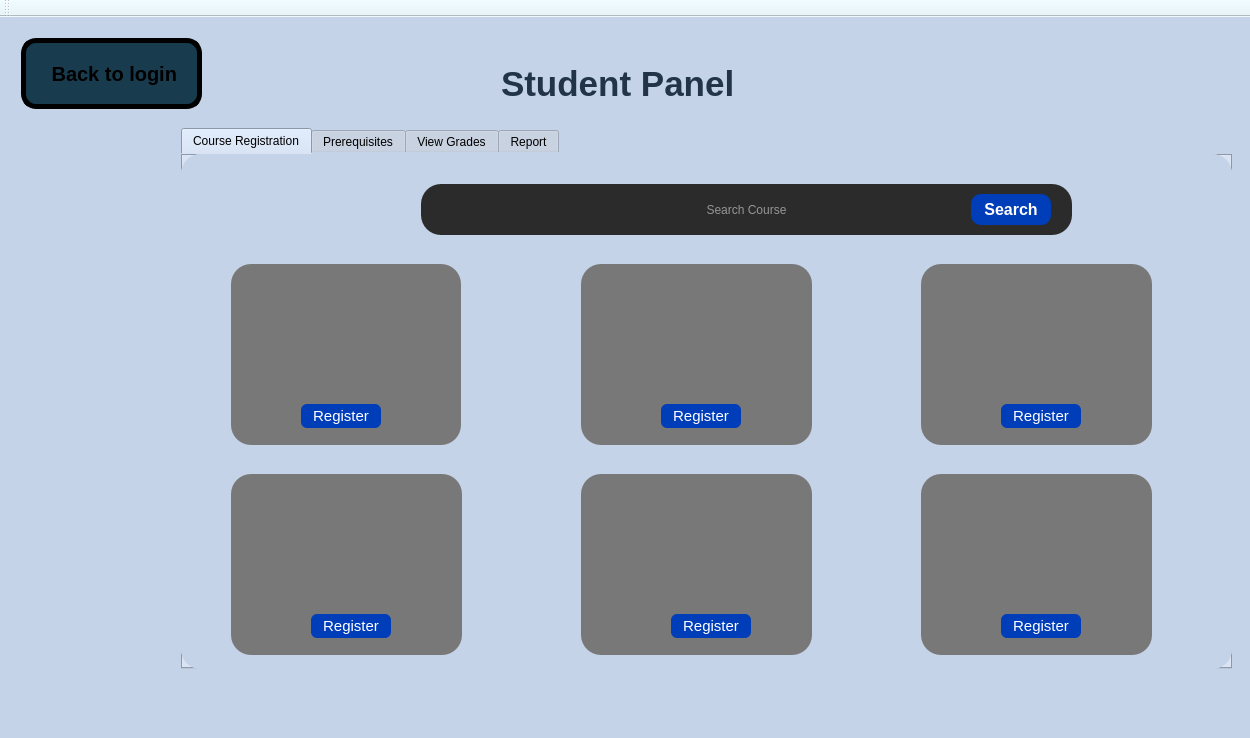
Old version of the form Coursify.ui in the repository Ahmed-ElGoharyy/Coursifyy.
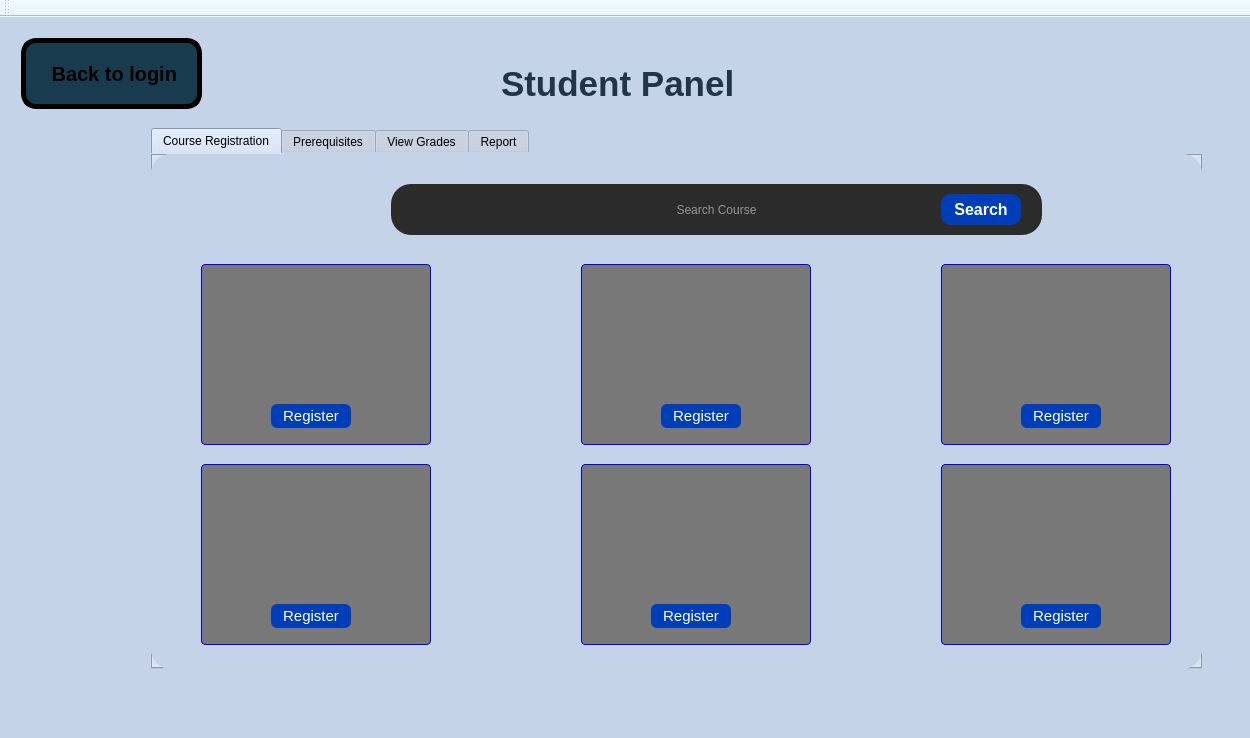
New version of the form. The open tabs and pages were chosen to show the change. Icons and pictures are not drawn.

Diff of the .ui file:
```diff
--- a/Coursify.ui
+++ b/Coursify.ui
@@ -3213,7 +3213,7 @@
 </string>
         </property>
         <property name="currentIndex">
-         <number>0</number>
+         <number>1</number>
         </property>
         <widget class="QWidget" name="tab">
          <attribute name="title">
@@ -3278,7 +3278,7 @@
           <property name="geometry">
            <rect>
             <x>270</x>
-            <y>171</y>
+            <y>210</y>
             <width>451</width>
             <height>151</height>
            </rect>
@@ -3297,7 +3297,7 @@
           <property name="geometry">
            <rect>
             <x>450</x>
-            <y>350</y>
+            <y>380</y>
             <width>80</width>
             <height>24</height>
            </rect>
@@ -3354,7 +3354,7 @@
           <property name="geometry">
            <rect>
             <x>110</x>
-            <y>230</y>
+            <y>260</y>
             <width>141</width>
             <height>31</height>
            </rect>
@@ -3714,7 +3714,7 @@
        <widget class="QTabWidget" name="tabWidget_2">
         <property name="geometry">
          <rect>
-          <x>170</x>
+          <x>140</x>
           <y>100</y>
           <width>1051</width>
           <height>541</height>
@@ -3925,7 +3925,7 @@
 color: #000000</string>
         </property>
         <property name="currentIndex">
-         <number>1</number>
+         <number>0</number>
         </property>
         <widget class="QWidget" name="tab_5">
          <attribute name="title">
@@ -4025,6 +4025,12 @@
           <property name="styleSheet">
            <string notr="true">background-color: rgb(120, 120, 120);
 font: 700 12pt &quot;Segoe UI&quot;;
+
+   color:white;
+    border: 1px solid Blue;
+    border-radius: 4px;
+    padding: 4px;
+
 </string>
           </property>
           <property name="readOnly">
@@ -4034,98 +4040,168 @@
            <string/>
           </property>
          </widget>
+         <widget class="QPushButton" name="pushButton_4">
+          <property name="geometry">
+           <rect>
+            <x>120</x>
+            <y>250</y>
+            <width>80</width>
+            <height>24</height>
+           </rect>
+          </property>
+          <property name="font">
+           <font>
+            <pointsize>11</pointsize>
+           </font>
+          </property>
+          <property name="styleSheet">
+           <string notr="true">background-color: rgb(0, 61, 184);
+color: rgb(255, 255, 255);
+border-radius:6px;</string>
+          </property>
+          <property name="text">
+           <string>Register</string>
+          </property>
+         </widget>
          <widget class="QPlainTextEdit" name="plainTextEdit_2">
           <property name="geometry">
            <rect>
-            <x>400</x>
+            <x>430</x>
             <y>110</y>
-            <width>231</width>
+            <width>230</width>
             <height>181</height>
            </rect>
           </property>
           <property name="styleSheet">
-           <string notr="true">background-color: rgb(120, 120, 120);</string>
+           <string notr="true">background-color: rgb(120, 120, 120);
+font: 700 12pt &quot;Segoe UI&quot;;
+
+   color:white;
+    border: 1px solid Blue;
+    border-radius: 4px;
+    padding: 4px;
+
+</string>
+          </property>
+          <property name="readOnly">
+           <bool>false</bool>
+          </property>
+          <property name="plainText">
+           <string/>
           </property>
          </widget>
          <widget class="QPlainTextEdit" name="plainTextEdit_3">
           <property name="geometry">
            <rect>
-            <x>740</x>
+            <x>790</x>
             <y>110</y>
-            <width>231</width>
+            <width>230</width>
             <height>181</height>
            </rect>
           </property>
           <property name="styleSheet">
-           <string notr="true">background-color: rgb(120, 120, 120);</string>
+           <string notr="true">background-color: rgb(120, 120, 120);
+font: 700 12pt &quot;Segoe UI&quot;;
+
+   color:white;
+    border: 1px solid Blue;
+    border-radius: 4px;
+    padding: 4px;
+
+</string>
+          </property>
+          <property name="readOnly">
+           <bool>false</bool>
+          </property>
+          <property name="plainText">
+           <string/>
           </property>
          </widget>
          <widget class="QPlainTextEdit" name="plainTextEdit_4">
           <property name="geometry">
            <rect>
             <x>50</x>
-            <y>320</y>
-            <width>231</width>
+            <y>310</y>
+            <width>230</width>
             <height>181</height>
            </rect>
           </property>
           <property name="styleSheet">
-           <string notr="true">background-color: rgb(120, 120, 120);</string>
+           <string notr="true">background-color: rgb(120, 120, 120);
+font: 700 12pt &quot;Segoe UI&quot;;
+
+   color:white;
+    border: 1px solid Blue;
+    border-radius: 4px;
+    padding: 4px;
+
+</string>
+          </property>
+          <property name="readOnly">
+           <bool>false</bool>
+          </property>
+          <property name="plainText">
+           <string/>
           </property>
          </widget>
          <widget class="QPlainTextEdit" name="plainTextEdit_5">
           <property name="geometry">
            <rect>
-            <x>400</x>
-            <y>320</y>
-            <width>231</width>
+            <x>430</x>
+            <y>310</y>
+            <width>230</width>
             <height>181</height>
            </rect>
           </property>
           <property name="styleSheet">
-           <string notr="true">background-color: rgb(120, 120, 120);</string>
+           <string notr="true">background-color: rgb(120, 120, 120);
+font: 700 12pt &quot;Segoe UI&quot;;
+
+   color:white;
+    border: 1px solid Blue;
+    border-radius: 4px;
+    padding: 4px;
+
+</string>
+          </property>
+          <property name="readOnly">
+           <bool>false</bool>
+          </property>
+          <property name="plainText">
+           <string/>
           </property>
          </widget>
          <widget class="QPlainTextEdit" name="plainTextEdit_6">
           <property name="geometry">
            <rect>
-            <x>740</x>
-            <y>320</y>
-            <width>231</width>
+            <x>790</x>
+            <y>310</y>
+            <width>230</width>
             <height>181</height>
            </rect>
           </property>
           <property name="styleSheet">
-           <string notr="true">background-color: rgb(120, 120, 120);</string>
+           <string notr="true">background-color: rgb(120, 120, 120);
+font: 700 12pt &quot;Segoe UI&quot;;
+
+   color:white;
+    border: 1px solid Blue;
+    border-radius: 4px;
+    padding: 4px;
+
+</string>
           </property>
-         </widget>
-         <widget class="QPushButton" name="pushButton_4">
-          <property name="geometry">
-           <rect>
-            <x>120</x>
-            <y>250</y>
-            <width>80</width>
-            <height>24</height>
-           </rect>
+          <property name="readOnly">
+           <bool>false</bool>
           </property>
-          <property name="font">
-           <font>
-            <pointsize>11</pointsize>
-           </font>
-          </property>
-          <property name="styleSheet">
-           <string notr="true">background-color: rgb(0, 61, 184);
-color: rgb(255, 255, 255);
-border-radius:6px;</string>
-          </property>
-          <property name="text">
-           <string>Register</string>
+          <property name="plainText">
+           <string/>
           </property>
          </widget>
          <widget class="QPushButton" name="pushButton_5">
           <property name="geometry">
            <rect>
-            <x>480</x>
+            <x>510</x>
             <y>250</y>
             <width>80</width>
             <height>24</height>
@@ -4145,10 +4221,10 @@
            <string>Register</string>
           </property>
          </widget>
-         <widget class="QPushButton" name="pushButton_6">
+         <widget class="QPushButton" name="pushButton_11">
           <property name="geometry">
            <rect>
-            <x>820</x>
+            <x>870</x>
             <y>250</y>
             <width>80</width>
             <height>24</height>
@@ -4168,11 +4244,11 @@
            <string>Register</string>
           </property>
          </widget>
-         <widget class="QPushButton" name="pushButton_7">
+         <widget class="QPushButton" name="pushButton_12">
           <property name="geometry">
            <rect>
-            <x>130</x>
-            <y>460</y>
+            <x>120</x>
+            <y>450</y>
             <width>80</width>
             <height>24</height>
            </rect>
@@ -4191,11 +4267,11 @@
            <string>Register</string>
           </property>
          </widget>
-         <widget class="QPushButton" name="pushButton_8">
+         <widget class="QPushButton" name="pushButton_13">
           <property name="geometry">
            <rect>
-            <x>490</x>
-            <y>460</y>
+            <x>500</x>
+            <y>450</y>
             <width>80</width>
             <height>24</height>
            </rect>
@@ -4214,11 +4290,11 @@
            <string>Register</string>
           </property>
          </widget>
-         <widget class="QPushButton" name="pushButton_9">
+         <widget class="QPushButton" name="pushButton_14">
           <property name="geometry">
            <rect>
-            <x>820</x>
-            <y>460</y>
+            <x>870</x>
+            <y>450</y>
             <width>80</width>
             <height>24</height>
            </rect>
@@ -4274,7 +4350,14 @@
            </rect>
           </property>
           <property name="styleSheet">
-           <string notr="true">background-color: rgb(120, 120, 120);</string>
+           <string notr="true">background-color: rgb(120, 120, 120);
+
+   color:white;
+    border: 1px solid Blue;
+    border-radius: 4px;
+    padding: 4px;
+
+</string>
           </property>
          </widget>
          <widget class="QLabel" name="label">
@@ -4324,14 +4407,21 @@
          <widget class="QTextEdit" name="textEdit">
           <property name="geometry">
            <rect>
-            <x>300</x>
+            <x>290</x>
             <y>270</y>
             <width>521</width>
             <height>201</height>
            </rect>
           </property>
           <property name="styleSheet">
-           <string notr="true">background-color: rgb(120, 120, 120);</string>
+           <string notr="true">background-color: rgb(120, 120, 120);
+
+   color:white;
+    border: 1px solid Blue;
+    border-radius: 4px;
+    padding: 4px;
+
+</string>
           </property>
          </widget>
         </widget>
@@ -4395,7 +4485,14 @@
            </rect>
           </property>
           <property name="styleSheet">
-           <string notr="true">background-color: rgb(120, 120, 120);</string>
+           <string notr="true">background-color: rgb(120, 120, 120);
+
+   color:white;
+    border: 1px solid Blue;
+    border-radius: 4px;
+    padding: 4px;
+
+</string>
           </property>
          </widget>
         </widget>
@@ -4406,7 +4503,7 @@
          <widget class="QPushButton" name="back_button_4">
           <property name="geometry">
            <rect>
-            <x>850</x>
+            <x>820</x>
             <y>410</y>
             <width>181</width>
             <height>71</height>
```
Left out of the diff: 80 changed lines with no effect on the pictures.
